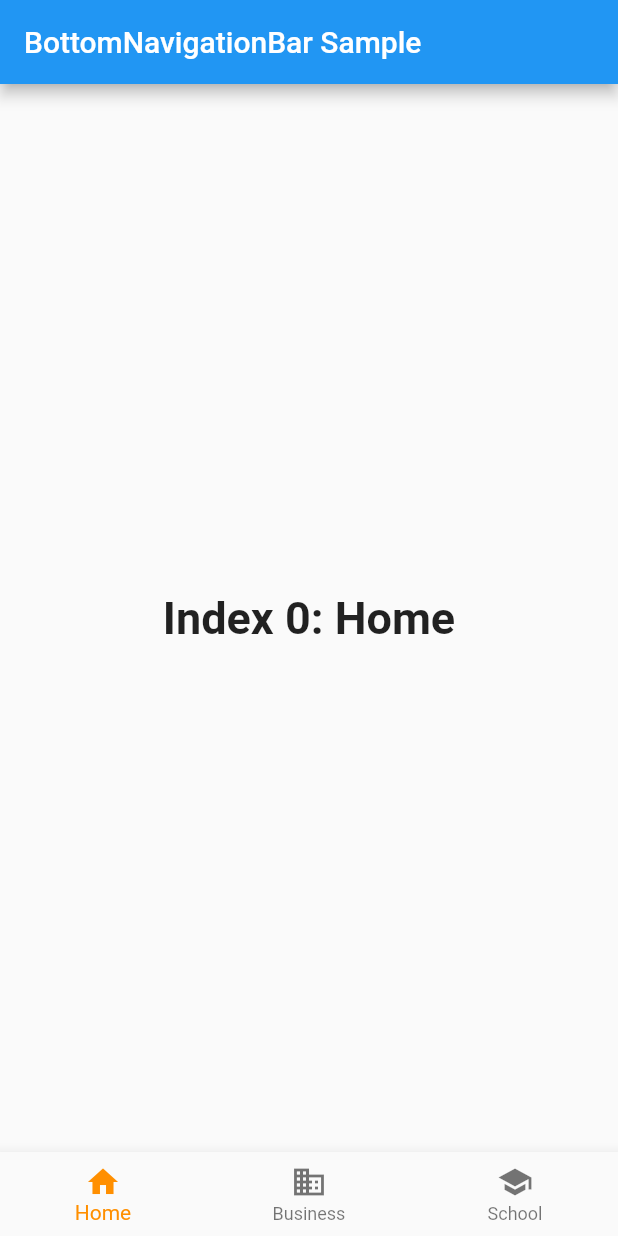
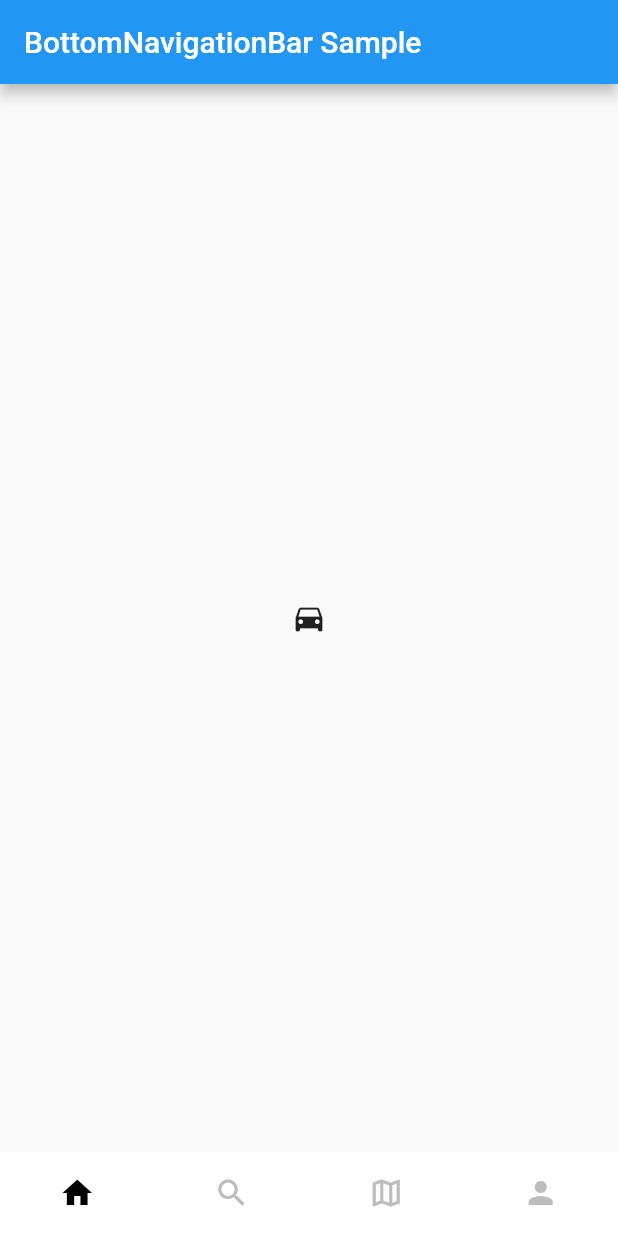
Before and after one commit to faizinkholiq/nyus_app, a Flutter app: the screen it shows after launch, on a phone screen of 412 x 824 dp. Run offline on Flutter 3.47's test engine with Material 2 defaults, Android fonts, the phone set to English and light mode, and no system bars; our stand-ins replace flutter_platform_widgets, flutter_zoom_drawer.

Commit message:
update tabbar

```diff
--- a/lib/main.dart
+++ b/lib/main.dart
@@ -33,9 +33,21 @@ class _MyStatefulWidgetState extends State<MyStatefulWidget> {
   int _selectedIndex = 0;
   static const TextStyle optionStyle = TextStyle(fontSize: 30, fontWeight: FontWeight.bold);
   static const List<Widget> _widgetOptions = <Widget>[
-    Text(
-      'Index 0: Home',
-      style: optionStyle,
+    DefaultTabController(
+      length: 3,
+      child: Scaffold(
+        // appBar: const AppBar(
+        //   bottom: ,
+        //   title: Text('Tabs Demo'),
+        // ),
+        body: TabBarView(
+          children: [
+            Icon(Icons.directions_car),
+            Icon(Icons.directions_transit),
+            Icon(Icons.directions_bike),
+          ],
+        ),
+      ),
     ),
     Text(
       'Index 1: Business',
@@ -43,6 +55,10 @@ class _MyStatefulWidgetState extends State<MyStatefulWidget> {
     ),
     Text(
       'Index 2: School',
+      style: optionStyle,
+    ),
+    Text(
+      'Index 3: Ye',
       style: optionStyle,
     ),
   ];
@@ -63,20 +79,21 @@ class _MyStatefulWidgetState extends State<MyStatefulWidget> {
         child: _widgetOptions.elementAt(_selectedIndex),
       ),
       bottomNavigationBar: BottomNavigationBar(
-        items: const <BottomNavigationBarItem>[
-          BottomNavigationBarItem(
-            icon: Icon(Icons.home),
-            label: 'Home',
+        backgroundColor: Colors.white,
+        showSelectedLabels: false,
+        showUnselectedLabels: false,
+        selectedIconTheme: IconThemeData(color: Colors.black,),
+        unselectedIconTheme: IconThemeData(color: Colors.grey[400]),
+        type: BottomNavigationBarType.fixed,
+        elevation: 0,
+        items: mainMenu.map(
+              (item) => BottomNavigationBarItem(
+            label: item.title,
+            icon: Icon(
+              item.icon,
+            ),
           ),
-          BottomNavigationBarItem(
-            icon: Icon(Icons.business),
-            label: 'Business',
-          ),
-          BottomNavigationBarItem(
-            icon: Icon(Icons.school),
-            label: 'School',
-          ),
-        ],
+        ).toList(),
         currentIndex: _selectedIndex,
         selectedItemColor: Colors.amber[800],
         onTap: _onItemTapped,
```
